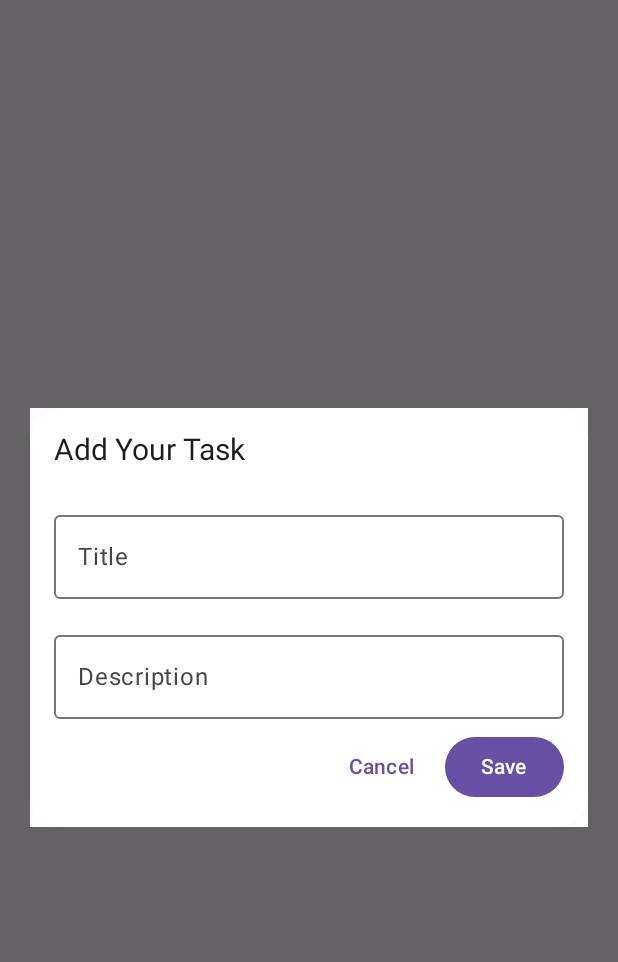
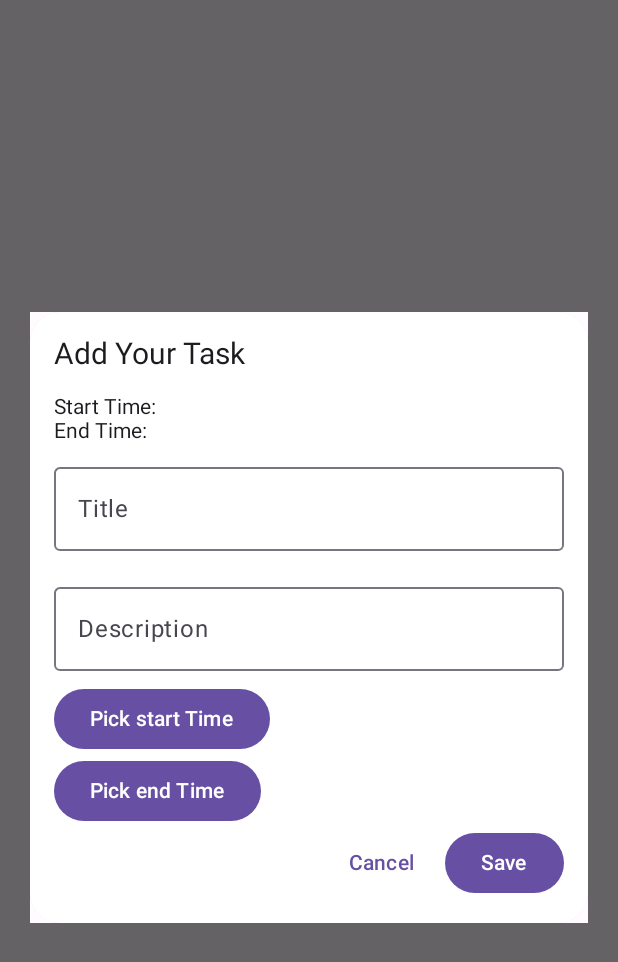
Before and after one commit to vharsoor/MyCalender, an Android app built with Jetpack Compose: the composable AddTaskDialog called with empty values, after a tap on "Save", on a phone screen of 412 x 824 dp. Shown: the top 962 px of the screen. Run offline under Robolectric (Android 15) with nearby library versions, the phone set to English and light mode, and no system bars; our stand-ins replace Dagger/Hilt's generated code, accompanist; libraries missing offline, so code that uses them is left out: com.google.api.client, com.google.api.services; 5 statements that could not run were skipped.

Commit message:
update: insert an event with time picker

```diff
--- a/app/src/main/java/dev/sudhanshu/calender/presentation/view/AddTaskDialog.kt
+++ b/app/src/main/java/dev/sudhanshu/calender/presentation/view/AddTaskDialog.kt
@@ -1,45 +1,44 @@
 package dev.sudhanshu.calender.presentation.view
 
 
-import android.os.Bundle
-import androidx.activity.ComponentActivity
-import androidx.activity.compose.setContent
-import androidx.annotation.RequiresApi
+import android.app.TimePickerDialog
+
 import androidx.compose.foundation.background
 import androidx.compose.foundation.layout.*
 import androidx.compose.foundation.shape.RoundedCornerShape
-import androidx.compose.foundation.text.BasicTextField
+
 import androidx.compose.material.MaterialTheme
 import androidx.compose.material3.*
 import androidx.compose.runtime.*
 import androidx.compose.ui.Alignment
 import androidx.compose.ui.Modifier
 import androidx.compose.ui.graphics.Color
-import androidx.compose.ui.graphics.Shape
+
 import androidx.compose.ui.platform.LocalContext
-import androidx.compose.ui.text.style.TextOverflow
+
 import androidx.compose.ui.unit.dp
 import androidx.compose.ui.unit.sp
-import androidx.compose.ui.tooling.preview.Preview
+
 import androidx.compose.ui.window.Dialog
 import androidx.hilt.navigation.compose.hiltViewModel
-import dev.sudhanshu.calender.data.model.Task
+
 import dev.sudhanshu.calender.data.model.TaskModel
 import dev.sudhanshu.calender.domain.model.TaskRequest
 import dev.sudhanshu.calender.presentation.viewmodel.TaskViewModel
-import com.google.api.client.util.DateTime
-import com.google.api.services.calendar.Calendar
-import com.google.api.services.calendar.model.Event
-import com.google.api.services.calendar.model.EventDateTime
-import java.lang.Exception
+
 import android.util.Log
-import dev.sudhanshu.calender.presentation.view.GoogleSignInHelper
+import android.widget.TimePicker
+
 import kotlinx.coroutines.Dispatchers
-import kotlinx.coroutines.launch
+
 import kotlinx.coroutines.CoroutineScope
 import kotlinx.coroutines.Job
-//val signInClient = GoogleSignInHelper.googleCalendarClient
+import java.sql.Time
 
+import java.util.Calendar
+import java.util.TimeZone
+import java.text.SimpleDateFormat
+import java.util.Date
 
 private val job = Job()
 private val coroutineScope = CoroutineScope(Dispatchers.Main + job)
@@ -57,6 +56,8 @@ fun AddTaskDialog(
     var title by remember { mutableStateOf("") }
     var description by remember { mutableStateOf("") }
     val context = LocalContext.current
+    var startTime by remember { mutableStateOf(("")) }
+    var endTime by remember { mutableStateOf(("")) }
 
     Dialog(onDismissRequest = { onDismiss() }) {
         Card(
@@ -73,6 +74,12 @@ fun AddTaskDialog(
                     fontSize = 20.sp,
                     modifier = Modifier.padding(bottom = 16.dp),
                     color = MaterialTheme.colors.onBackground
+                )
+                Text(
+                    text="Start Time: $startTime"
+                )
+                Text(
+                    text="End Time: $endTime"
                 )
 
                 OutlinedTextField(
@@ -92,7 +99,41 @@ fun AddTaskDialog(
                         .padding(vertical = 8.dp),
                     label = { Text("Description") }
                 )
+                Button(onClick={
+                    val calendar = Calendar.getInstance()
+                    val timePickerDialog = TimePickerDialog(
+                        context,
+                        {
+                            _:TimePicker, hourOfDay: Int, minute: Int->
+                            startTime = String.format("%02d:%2d", hourOfDay, minute)
+                        },
+                        calendar.get(Calendar.HOUR_OF_DAY),
+                        calendar.get(Calendar.MINUTE),
+                        true
+                    )
+                    timePickerDialog.show()
 
+                }){
+                    Text(text="Pick start Time")
+                }
+
+                Button(onClick={
+                    val calendar = Calendar.getInstance()
+                    val timePickerDialog = TimePickerDialog(
+                        context,
+                        {
+                                _: TimePicker, hourOfDay: Int, minute: Int->
+                            endTime = String.format("%02d:%2d", hourOfDay, minute)
+                        },
+                        calendar.get(Calendar.HOUR_OF_DAY),
+                        calendar.get(Calendar.MINUTE),
+                        true
+                    )
+                    timePickerDialog.show()
+
+                }){
+                    Text(text="Pick end Time")
+                }
                 Row(
                     modifier = Modifier.fillMaxWidth(),
                     horizontalArrangement = Arrangement.End,
@@ -117,8 +158,20 @@ fun AddTaskDialog(
                                 onDismiss()
                             })
                             //addEvent(title, date)
-                            val startDateTime = "2023-09-19T10:00:00Z" // Set the event start time
-                            val endDateTime = "2023-09-19T11:00:00Z"   // Set the event end time
+                            Log.d("add task", "date: $date")
+                            Log.d("add task", "startTime: $startTime")
+                            val startDateTime = convertToSimpleDate(date, startTime)
+                            val endDateTime = convertToSimpleDate(date,endTime)
+
+                            Log.d("add task", "date: $startDateTime")
+                            Log.d("add task", "startTime: $endDateTime")
+
+                            if (compareTimes(date, startTime, date, endTime)) {
+                                Log.d("add task", "endTime is greater than startTime")
+                            } else {
+                                Log.d("add task", "endTime is not greater than startTime")
+                                onDismiss()
+                            }
                             val insertTask = InsertTask(context)
                             insertTask.insertEventToGoogleCalendar(
                                 accessToken = GoogleSignInHelper.accesstoken ?: "",
@@ -145,3 +198,18 @@ fun AddTaskDialog(
         }
     }
 }
+
+fun convertToSimpleDate(dateInput: String, timeInput: String): String {
+    val inputDateFormat = SimpleDateFormat("dd/MM/yyyy HH:mm")
+    val outputDateFormat = SimpleDateFormat("yyyy-MM-dd'T'HH:mm:ss")
+    outputDateFormat.timeZone = TimeZone.getTimeZone("MST")
+    val date = inputDateFormat.parse("$dateInput $timeInput")
+    return outputDateFormat.format(date)
+}
+
+fun compareTimes(dateStart: String, startTime: String, dateEnd: String, endTime: String):Boolean{
+    val dateFormat = SimpleDateFormat("dd/MM/yyyy HH:mm")
+    val startDateTime = dateFormat.parse("$dateStart $startTime")
+    val endDateTime = dateFormat.parse("$dateEnd $endTime")
+    return endDateTime.after(startDateTime)
+}
--- a/app/src/main/java/dev/sudhanshu/calender/presentation/view/InsertTask.kt
+++ b/app/src/main/java/dev/sudhanshu/calender/presentation/view/InsertTask.kt
@@ -46,8 +46,8 @@ class InsertTask(private val context: Context) {
         // Build the event details
         val event = GoogleCalendarEvent(
             summary = summary,
-            start = EventDateTime(dateTime = startDateTime, timeZone = "UTC"),  // Adjust timezone as needed
-            end = EventDateTime(dateTime = endDateTime, timeZone = "UTC")
+            start = EventDateTime(dateTime = startDateTime, timeZone = "MST"),  // Adjust timezone as needed
+            end = EventDateTime(dateTime = endDateTime, timeZone = "MST")
         )
 
         // Make the API request
```
